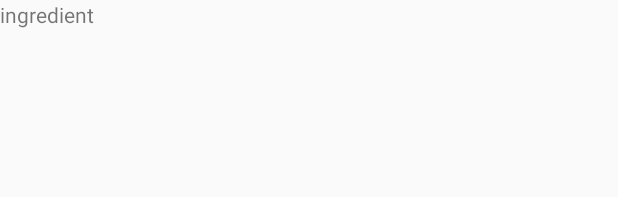
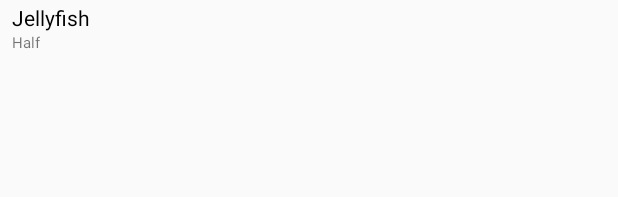
Before and after one commit to poldekch/Baking, an Android app: the layout ingredient_list_item.xml on its own in the app's theme, with its tools: preview values and no code run, on a phone screen of 412 x 824 dp. Shown: the top 197 px of the screen. Run offline under Robolectric (Android 15) with nearby library versions, the phone set to English and light mode, and no system bars.

Commit message:
Ingredients

```diff
--- a/app/src/main/java/com/example/leopo/baking/RecipeActivity.java
+++ b/app/src/main/java/com/example/leopo/baking/RecipeActivity.java
@@ -37,7 +37,8 @@ public class RecipeActivity extends AppCompatActivity {
 
             fragmentManager.beginTransaction()
                     .add(R.id.fl_overview, recipeIngredient)
-                    .add(R.id.fl_overview, recipeOverview)
+                    // TODO steps
+//                    .add(R.id.fl_overview, recipeOverview)
                     .commit();
         }
     }
--- a/app/src/main/java/com/example/leopo/baking/adapters/IngredientAdapter.java
+++ b/app/src/main/java/com/example/leopo/baking/adapters/IngredientAdapter.java
@@ -36,7 +36,9 @@ public class IngredientAdapter extends RecyclerView.Adapter<IngredientAdapter.Vi
 
     @Override
     public void onBindViewHolder(IngredientAdapter.ViewHolder holder, int position) {
-        holder.ingredient.setText(mIngredients.get(position).getIngredient());
+        Ingredient ingredient = mIngredients.get(position);
+        holder.ingredient.setText(ingredient.getIngredient());
+        holder.amount.setText(ingredient.getQuantity() + " " + ingredient.getMeasure());
     }
 
     @Override
@@ -47,6 +49,7 @@ public class IngredientAdapter extends RecyclerView.Adapter<IngredientAdapter.Vi
 
     public class ViewHolder extends RecyclerView.ViewHolder {
         @BindView(R.id.tv_ingredient)TextView ingredient;
+        @BindView(R.id.tv_amount)TextView amount;
 
         public ViewHolder(View itemView) {
             super(itemView);
--- a/app/src/main/res/layout/fragment_recipe_ingredients.xml
+++ b/app/src/main/res/layout/fragment_recipe_ingredients.xml
@@ -8,6 +8,9 @@
     <TextView
         android:layout_width="match_parent"
         android:layout_height="wrap_content"
+        android:layout_margin="8dp"
+        android:textStyle="bold"
+        android:textColor="@android:color/black"
         android:text="@string/ingredients"/>
 
     <android.support.v7.widget.RecyclerView
--- a/app/src/main/res/layout/ingredient_list_item.xml
+++ b/app/src/main/res/layout/ingredient_list_item.xml
@@ -1,13 +1,26 @@
 <?xml version="1.0" encoding="utf-8"?>
-<android.support.constraint.ConstraintLayout
+<LinearLayout
     xmlns:android="http://schemas.android.com/apk/res/android"
     android:layout_width="match_parent"
-    android:layout_height="wrap_content">
+    android:layout_height="wrap_content"
+    android:orientation="vertical">
 
     <TextView
         android:id="@+id/tv_ingredient"
         android:layout_width="wrap_content"
         android:layout_height="wrap_content"
-        android:text="ingredient" />
+        android:layout_marginLeft="8dp"
+        android:layout_marginTop="2dp"
+        android:text="@string/ingredient"
+        android:textColor="@android:color/black"/>
 
-</android.support.constraint.ConstraintLayout>
+    <TextView
+        android:id="@+id/tv_amount"
+        android:layout_width="wrap_content"
+        android:layout_height="wrap_content"
+        android:layout_marginLeft="8dp"
+        android:textSize="10sp"
+        android:layout_marginBottom="2dp"
+        android:text="@string/amount"/>
+
+</LinearLayout>
--- a/app/src/main/res/values/strings.xml
+++ b/app/src/main/res/values/strings.xml
@@ -7,4 +7,6 @@
     <string name="steps">Steps:</string>
     <string name="step_list">Steps</string>
     <string name="servings">Servings: Whole family</string>
+    <string name="ingredient">Jellyfish</string>
+    <string name="amount">Half</string>
 </resources>
```
